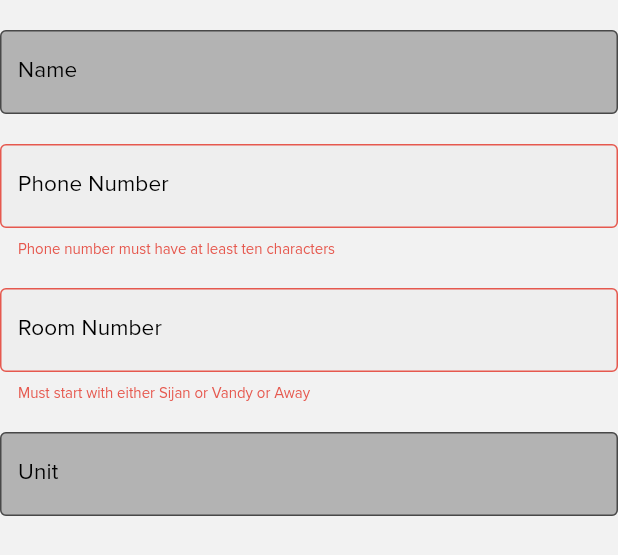
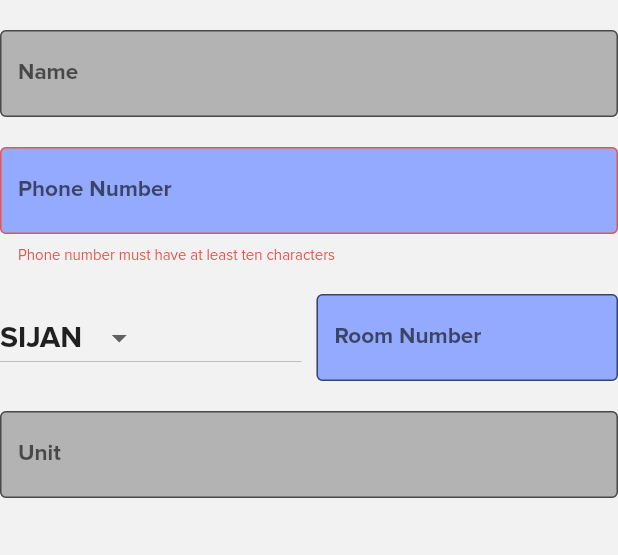
Before and after one commit to USAFA-HAVOC/FalconNet, a Flutter app: the CadetInfo widget shown alone on an empty page, opened directly, on a phone screen of 412 x 824 dp. Shown: the top 555 px of the screen. Run offline on Flutter 3.47's test engine with Material 2 defaults, Android fonts, the phone set to English and light mode, and no system bars; our stand-ins replace async_redux, bouncing_widget, built_collection, built_value, dartz, dio and 15 more; missing offline and left inert: aad_oauth, string_similarity, universal_html, wiredash; accounts and stored records are empty; network calls fail.

Commit message:
Fixed the user room to a dropdown

```diff
--- a/lib/Structure/Pages/Profile/CadetInfo.dart
+++ b/lib/Structure/Pages/Profile/CadetInfo.dart
@@ -3,13 +3,18 @@ import 'package:falcon_net/Model/Database/User.dart';
 import 'package:falcon_net/Model/Store/GlobalState.dart';
 import 'package:falcon_net/Structure/Components/ViewModel.dart';
 import 'package:flutter/material.dart';
-
 import '../../../Model/Store/Actions/InfoAction.dart';
 
-///Cadet Information tab
-///Displays editable personal information
-class CadetInfo extends StatelessWidget {
-  const CadetInfo({super.key});
+class CadetInfo extends StatefulWidget {
+  const CadetInfo({Key? key}) : super(key: key);
+
+  @override
+  _CadetInfoState createState() => _CadetInfoState();
+}
+
+class _CadetInfoState extends State<CadetInfo> {
+  String buildingSelection = 'SIJAN';
+  TextEditingController roomController = TextEditingController();
 
   @override
   Widget build(BuildContext context) {
@@ -20,72 +25,69 @@ class CadetInfo extends StatelessWidget {
         return SingleChildScrollView(
           child: Column(
             children: [
-              const SizedBox(
-                height: 20,
-              ),
+              const SizedBox(height: 20),
               InputBlock(
                 label: "Name",
                 disabled: true,
                 initial: model.content.personal_info.full_name,
                 onSubmit: (input) {},
               ),
-
-              const SizedBox(
-                height: 20,
-              ),
-
+              const SizedBox(height: 20),
               InputBlock(
                 label: "Phone Number",
                 onSubmit: (value) => model.dispatch(InfoAction(
                     modify: (b) => b..personal_info.phone_number = value)),
-                validator: (String? value) =>
-                    (value ?? "").characters.length < 10
+                validator: (String? value) => (value ?? "").length < 10
                     ? "Phone number must have at least ten characters"
                     : null,
                 hint: "(123) 456-789",
                 initial: model.content.personal_info.phone_number,
               ),
-
-              const SizedBox(
-                height: 20,
+              const SizedBox(height: 20),
+              Row(
+                children: [
+                  Expanded(
+                    child: DropdownButton<String>(
+                      value: buildingSelection,
+                      onChanged: (String? newValue) {
+                        setState(() {
+                          buildingSelection = newValue ?? 'SIJAN';
+                          if (buildingSelection == 'AWAY') {
+                            roomController.clear();
+                            model.dispatch(InfoAction(
+                                modify: (b) => b..personal_info.room_number = 'AWAY'));
+                          }
+                        });
+                      },
+                      items: <String>['SIJAN', 'VANDY', 'AWAY']
+                          .map<DropdownMenuItem<String>>(
+                            (String value) => DropdownMenuItem<String>(
+                              value: value,
+                              child: Text(value),
                             ),
-
-              InputBlock(
+                          )
+                          .toList(),
+                    ),
+                  ),
+                  const SizedBox(width: 10),
+                  Expanded(
+                    child: InputBlock(
+                      controller: roomController,
                       label: "Room Number",
-                onSubmit: (value) => model.dispatch(InfoAction(
-                    modify: (b) => b
-                      ..personal_info.room_number =
-                          value?.trim().toUpperCase())),
-                validator: (String? value) {
-                  if (value == null) {
-                    return "Must enter a valid room";
+                      disabled: buildingSelection == 'AWAY',
+                      onSubmit: (value) {
+                        if (buildingSelection != 'AWAY') {
+                          model.dispatch(InfoAction(
+                              modify: (b) => b..personal_info.room_number =
+                                  '$buildingSelection ${value?.trim().toUpperCase()}'));
                         }
-                  if ((<String>["AWAY"]
-                      .any((b) => value.toUpperCase().startsWith(b)))) {
-                    return value.trim().length == 4 ? null : "No room number required with Away";
-                  }
-                  if (!(<String>["SIJAN", "VANDY", "AWAY"]
-                      .any((b) => value.toUpperCase().startsWith(b)))) {
-                    return "Must start with either Sijan or Vandy or Away";
-                  }
-                  if (value.trim().split(" ").length < 2) {
-                    return "Must include both a building and room number";
-                  }
-                  if (value.trim().split(" ").length > 2) {
-                    return "Must only include a building and room number";
-                  }
-                  var number = value.trim().split(" ").last;
-                  if (number.length < 3 || number.length > 5) {
-                    return "Room number must be 3-5 characters long";
-                  }
-                  return null;
                       },
-                hint: "eg. 1A11",
                       initial: model.content.personal_info.room_number,
                     ),
-              const SizedBox(
-                height: 20,
                   ),
+                ],
+              ),
+              const SizedBox(height: 20),
               InputBlock(
                 label: "Unit",
                 disabled: true,
@@ -100,8 +102,8 @@ class CadetInfo extends StatelessWidget {
   }
 }
 
-///Stylized input block for personal info blocks
 class InputBlock extends StatefulWidget {
+  final TextEditingController? controller;
   final void Function(String?) onSubmit;
   final String? Function(String?)? validator;
   final String? hint;
@@ -109,14 +111,16 @@ class InputBlock extends StatefulWidget {
   final String? label;
   final bool disabled;
 
-  const InputBlock(
-      {super.key,
+  const InputBlock({
+    Key? key,
+    this.controller,
     required this.onSubmit,
     this.validator,
     this.hint,
     this.initial,
     this.label,
-      this.disabled = false});
+    this.disabled = false,
+  }) : super(key: key);
 
   @override
   State<InputBlock> createState() => InputBlockState();
@@ -127,11 +131,10 @@ class InputBlockState extends State<InputBlock> {
   bool selected = false;
   String? value;
 
-  ///Initializes controller value
   @override
   void initState() {
     super.initState();
-    controller = TextEditingController(text: widget.initial);
+    controller = widget.controller ?? TextEditingController(text: widget.initial);
     value = widget.initial;
   }
 
@@ -141,55 +144,38 @@ class InputBlockState extends State<InputBlock> {
     super.dispose();
   }
 
-  void attemptSubmit(String? value) {
-    if (widget.validator?.call(value) == null) {
-      widget.onSubmit(value);
-    }
-  }
-
   @override
   Widget build(BuildContext context) {
     return FocusScope(
       child: Focus(
-      //Toggles focus state
-      onFocusChange: (focused) => setState(() {
-        selected = focused;
+        onFocusChange: (focused) {
           if (!focused) {
             widget.onSubmit(controller.text);
           }
-      }),
-
+          setState(() => selected = focused);
+        },
         child: TextField(
           readOnly: widget.disabled,
           controller: controller,
-        onChanged: (change) => setState(() {
-          value = change;
-        }),
-        style: Theme.of(context).textTheme.bodyMedium,
-
-        /*
-            Displays error text when validation fails
-            When not focused on, box has focus background
-             */
+          onChanged: (change) => setState(() => value = change),
+          style: Theme.of(context).textTheme.bodyText1,
           decoration: InputDecoration(
             labelText: widget.label,
-          labelStyle: Theme.of(context).textTheme.titleSmall,
             hintText: widget.hint,
             errorText: widget.validator?.call(value),
             errorBorder: OutlineInputBorder(
               borderSide: BorderSide(
-              color: Theme.of(context).colorScheme.error,
+                color: Theme.of(context).errorColor,
               ),
             ),
-          border: OutlineInputBorder(
-            borderSide: BorderSide(color: Theme.of(context).focusColor),
-          ),
+            border: OutlineInputBorder(),
             filled: !selected || widget.disabled,
             fillColor: widget.disabled
                 ? Theme.of(context).disabledColor
-              : Theme.of(context).focusColor,
+                : Theme.of(context).highlightColor,
           ),
         ),
-    ));
+      ),
+    );
   }
 }
```
Also changed, not shown: 3 other files. Lines whose indentation alone changed are shown as unchanged.
